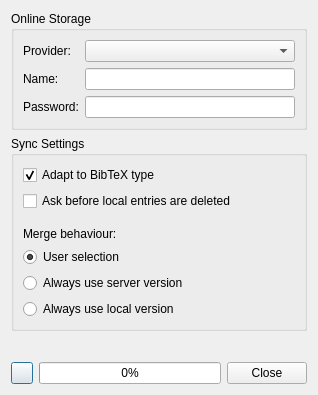
This is src/onlinestorage/syncstorageui.ui in KDE/conquirere as Qt 5 draws it before an edit. The edited form follows.
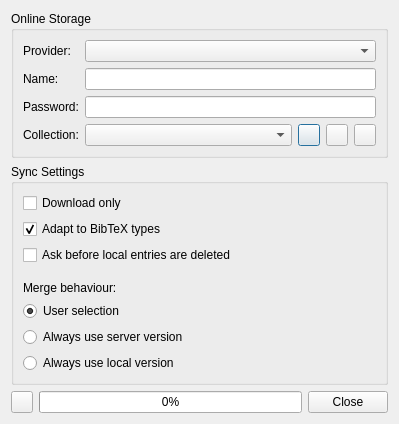
This is the edited form. Custom widgets are drawn as their Qt base class.

```diff
--- a/src/onlinestorage/syncstorageui.ui
+++ b/src/onlinestorage/syncstorageui.ui
@@ -6,8 +6,8 @@
    <rect>
     <x>0</x>
     <y>0</y>
-    <width>318</width>
-    <height>395</height>
+    <width>399</width>
+    <height>423</height>
    </rect>
   </property>
   <property name="windowTitle">
@@ -28,7 +28,14 @@
        </widget>
       </item>
       <item row="0" column="1">
-       <widget class="KComboBox" name="providerSelection"/>
+       <widget class="KComboBox" name="providerSelection">
+        <property name="sizePolicy">
+         <sizepolicy hsizetype="MinimumExpanding" vsizetype="MinimumExpanding">
+          <horstretch>0</horstretch>
+          <verstretch>0</verstretch>
+         </sizepolicy>
+        </property>
+       </widget>
       </item>
       <item row="1" column="0">
        <widget class="QLabel" name="label_2">
@@ -50,6 +57,96 @@
       <item row="2" column="1">
        <widget class="KLineEdit" name="providerPwd"/>
       </item>
+      <item row="3" column="0">
+       <widget class="QLabel" name="label_5">
+        <property name="text">
+         <string>Collection:</string>
+        </property>
+       </widget>
+      </item>
+      <item row="3" column="1">
+       <layout class="QHBoxLayout" name="horizontalLayout_2">
+        <item>
+         <widget class="KComboBox" name="listCollection">
+          <property name="sizePolicy">
+           <sizepolicy hsizetype="MinimumExpanding" vsizetype="MinimumExpanding">
+            <horstretch>0</horstretch>
+            <verstretch>0</verstretch>
+           </sizepolicy>
+          </property>
+         </widget>
+        </item>
+        <item>
+         <widget class="QPushButton" name="fetchCollection">
+          <property name="minimumSize">
+           <size>
+            <width>22</width>
+            <height>22</height>
+           </size>
+          </property>
+          <property name="maximumSize">
+           <size>
+            <width>22</width>
+            <height>22</height>
+           </size>
+          </property>
+          <property name="text">
+           <string/>
+          </property>
+          <property name="iconSize">
+           <size>
+            <width>22</width>
+            <height>22</height>
+           </size>
+          </property>
+         </widget>
+        </item>
+        <item>
+         <widget class="QPushButton" name="addCollection">
+          <property name="minimumSize">
+           <size>
+            <width>22</width>
+            <height>22</height>
+           </size>
+          </property>
+          <property name="maximumSize">
+           <size>
+            <width>22</width>
+            <height>22</height>
+           </size>
+          </property>
+          <property name="text">
+           <string/>
+          </property>
+          <property name="iconSize">
+           <size>
+            <width>22</width>
+            <height>22</height>
+           </size>
+          </property>
+         </widget>
+        </item>
+        <item>
+         <widget class="QPushButton" name="removeCollection">
+          <property name="maximumSize">
+           <size>
+            <width>22</width>
+            <height>22</height>
+           </size>
+          </property>
+          <property name="text">
+           <string/>
+          </property>
+          <property name="iconSize">
+           <size>
+            <width>22</width>
+            <height>22</height>
+           </size>
+          </property>
+         </widget>
+        </item>
+       </layout>
+      </item>
      </layout>
     </widget>
    </item>
@@ -59,13 +156,20 @@
       <string>Sync Settings</string>
      </property>
      <layout class="QVBoxLayout" name="verticalLayout">
+      <item>
+       <widget class="QCheckBox" name="cbDownloadOnly">
+        <property name="text">
+         <string>Download only</string>
+        </property>
+       </widget>
+      </item>
       <item>
        <widget class="QCheckBox" name="cbAdaptToBibTeX">
         <property name="toolTip">
          <string>Try to fit bibliographic types into standard BibTeX types.</string>
         </property>
         <property name="text">
-         <string>Adapt to BibTeX type</string>
+         <string>Adapt to BibTeX types</string>
         </property>
         <property name="checked">
          <bool>true</bool>
```
Left out of the diff: 2 changed lines with no effect on the pictures.
